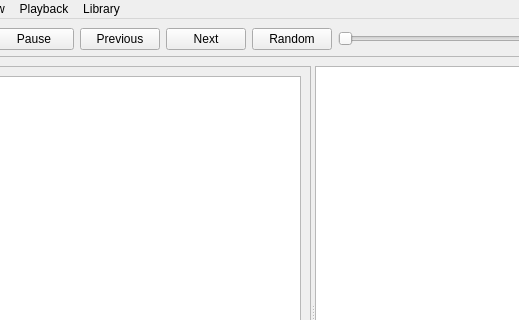
Qt form src/mainwindow.ui (lywlywly/music-player) before a commit; both pictures show x 101 to 620 and y 0 to 320 of the 800 by 600 pixel window.
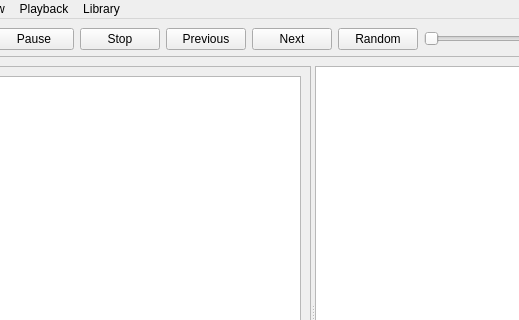
The same form after that commit.

Patch:
```diff
--- a/src/mainwindow.ui
+++ b/src/mainwindow.ui
@@ -33,6 +33,13 @@
           </property>
          </widget>
         </item>
+        <item>
+         <widget class="QPushButton" name="stop_button">
+          <property name="text">
+           <string>Stop</string>
+          </property>
+         </widget>
+        </item>
         <item>
          <widget class="QPushButton" name="prev_button">
           <property name="text">
```
Left out of the diff: 51 changed lines with no effect on the pictures.
